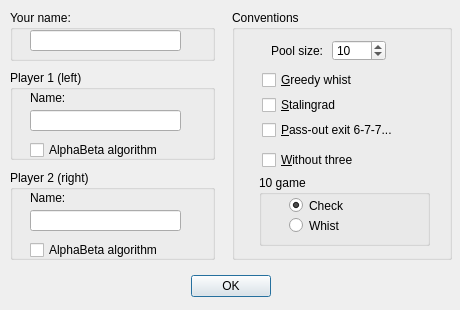
Above: src/ui/newgameform.ui from infsega/bbpref before the change. Below: the same form after it.
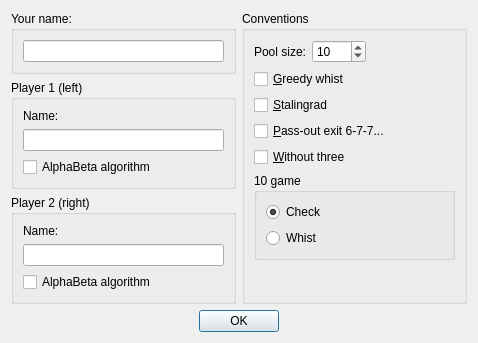
That is the form after the change. Icons and pictures are not drawn.

Commit message: Added layout to forms

What changed in the file:
```diff
--- a/src/ui/newgameform.ui
+++ b/src/ui/newgameform.ui
@@ -9,28 +9,16 @@
    <rect>
     <x>0</x>
     <y>0</y>
-    <width>460</width>
-    <height>310</height>
+    <width>478</width>
+    <height>340</height>
    </rect>
   </property>
   <property name="sizePolicy">
-   <sizepolicy hsizetype="Fixed" vsizetype="Fixed">
+   <sizepolicy hsizetype="Preferred" vsizetype="Preferred">
     <horstretch>0</horstretch>
     <verstretch>0</verstretch>
    </sizepolicy>
   </property>
-  <property name="minimumSize">
-   <size>
-    <width>460</width>
-    <height>310</height>
-   </size>
-  </property>
-  <property name="maximumSize">
-   <size>
-    <width>460</width>
-    <height>310</height>
-   </size>
-  </property>
   <property name="acceptDrops">
    <bool>false</bool>
   </property>
@@ -47,354 +35,316 @@
   <property name="modal">
    <bool>true</bool>
   </property>
-  <widget class="QDialogButtonBox" name="buttonBox">
-   <property name="geometry">
-    <rect>
-     <x>10</x>
-     <y>270</y>
-     <width>441</width>
-     <height>32</height>
-    </rect>
-   </property>
-   <property name="orientation">
-    <enum>Qt::Horizontal</enum>
-   </property>
-   <property name="standardButtons">
-    <set>QDialogButtonBox::Ok</set>
-   </property>
-   <property name="centerButtons">
-    <bool>true</bool>
-   </property>
-  </widget>
-  <widget class="QGroupBox" name="groupBox">
-   <property name="geometry">
-    <rect>
-     <x>10</x>
-     <y>70</y>
-     <width>205</width>
-     <height>90</height>
-    </rect>
-   </property>
-   <property name="title">
-    <string>Player 1 (left)</string>
-   </property>
-   <widget class="QCheckBox" name="cbAlphaBeta1">
-    <property name="geometry">
-     <rect>
-      <x>20</x>
-      <y>70</y>
-      <width>181</width>
-      <height>20</height>
-     </rect>
-    </property>
-    <property name="toolTip">
-     <string>Increase difficulty</string>
-    </property>
-    <property name="text">
-     <string>AlphaBeta algorithm</string>
-    </property>
-   </widget>
-   <widget class="QLabel" name="label">
-    <property name="geometry">
-     <rect>
-      <x>20</x>
-      <y>20</y>
-      <width>52</width>
-      <height>15</height>
-     </rect>
-    </property>
-    <property name="text">
-     <string>Name:</string>
-    </property>
-   </widget>
-   <widget class="QLineEdit" name="leName1">
-    <property name="geometry">
-     <rect>
-      <x>20</x>
-      <y>40</y>
-      <width>151</width>
-      <height>21</height>
-     </rect>
-    </property>
-    <property name="toolTip">
-     <string>Name of opponent (for chart)</string>
-    </property>
-   </widget>
-  </widget>
-  <widget class="QGroupBox" name="groupBox_2">
-   <property name="geometry">
-    <rect>
-     <x>232</x>
-     <y>10</y>
-     <width>220</width>
-     <height>250</height>
-    </rect>
-   </property>
-   <property name="title">
-    <string>Conventions</string>
-   </property>
-   <widget class="QCheckBox" name="cbStalin">
-    <property name="geometry">
-     <rect>
-      <x>30</x>
-      <y>85</y>
-      <width>171</width>
-      <height>20</height>
-     </rect>
-    </property>
-    <property name="sizePolicy">
-     <sizepolicy hsizetype="Maximum" vsizetype="Fixed">
-      <horstretch>0</horstretch>
-      <verstretch>0</verstretch>
-     </sizepolicy>
-    </property>
-    <property name="toolTip">
-     <string>In six of spades game all opponents must whist</string>
-    </property>
-    <property name="text">
-     <string>&amp;Stalingrad</string>
-    </property>
-   </widget>
-   <widget class="QGroupBox" name="groupBox_3">
-    <property name="geometry">
-     <rect>
-      <x>27</x>
-      <y>165</y>
-      <width>171</width>
-      <height>71</height>
-     </rect>
-    </property>
-    <property name="title">
-     <string>10 game</string>
-    </property>
-    <widget class="QRadioButton" name="rbTenCheck">
-     <property name="geometry">
-      <rect>
-       <x>30</x>
-       <y>20</y>
-       <width>121</width>
-       <height>21</height>
-      </rect>
+  <layout class="QGridLayout" name="gridLayout">
+   <item row="0" column="0">
+    <widget class="QGroupBox" name="groupBox_5">
+     <property name="sizePolicy">
+      <sizepolicy hsizetype="MinimumExpanding" vsizetype="Preferred">
+       <horstretch>0</horstretch>
+       <verstretch>0</verstretch>
+      </sizepolicy>
      </property>
+     <property name="title">
+      <string>Your name:</string>
+     </property>
+     <layout class="QVBoxLayout" name="verticalLayout">
+      <item>
+       <widget class="QLineEdit" name="leHumanName">
+        <property name="toolTip">
+         <string>Your name (to display in chart)</string>
+        </property>
+       </widget>
+      </item>
+     </layout>
+    </widget>
+   </item>
+   <item row="0" column="1" rowspan="3">
+    <widget class="QGroupBox" name="groupBox_2">
      <property name="sizePolicy">
-      <sizepolicy hsizetype="Maximum" vsizetype="Fixed">
+      <sizepolicy hsizetype="MinimumExpanding" vsizetype="Preferred">
        <horstretch>0</horstretch>
        <verstretch>0</verstretch>
       </sizepolicy>
      </property>
-     <property name="text">
-      <string>Check</string>
+     <property name="title">
+      <string>Conventions</string>
      </property>
-     <property name="checked">
+     <layout class="QVBoxLayout" name="verticalLayout_5">
+      <item>
+       <layout class="QHBoxLayout" name="horizontalLayout">
+        <property name="topMargin">
+         <number>0</number>
+        </property>
+        <item>
+         <widget class="QLabel" name="lbGame">
+          <property name="text">
+           <string>Pool size:</string>
+          </property>
+          <property name="textFormat">
+           <enum>Qt::PlainText</enum>
+          </property>
+          <property name="alignment">
+           <set>Qt::AlignRight|Qt::AlignTrailing|Qt::AlignVCenter</set>
+          </property>
+         </widget>
+        </item>
+        <item>
+         <widget class="QSpinBox" name="sbGame">
+          <property name="sizePolicy">
+           <sizepolicy hsizetype="Preferred" vsizetype="Fixed">
+            <horstretch>0</horstretch>
+            <verstretch>0</verstretch>
+           </sizepolicy>
+          </property>
+          <property name="toolTip">
+           <string>When all players reach this score in pool the game ends</string>
+          </property>
+          <property name="minimum">
+           <number>4</number>
+          </property>
+          <property name="maximum">
+           <number>1000</number>
+          </property>
+          <property name="value">
+           <number>10</number>
+          </property>
+         </widget>
+        </item>
+        <item>
+         <spacer name="horizontalSpacer">
+          <property name="orientation">
+           <enum>Qt::Horizontal</enum>
+          </property>
+          <property name="sizeHint" stdset="0">
+           <size>
+            <width>40</width>
+            <height>20</height>
+           </size>
+          </property>
+         </spacer>
+        </item>
+       </layout>
+      </item>
+      <item>
+       <widget class="QCheckBox" name="cbGreedy">
+        <property name="sizePolicy">
+         <sizepolicy hsizetype="Maximum" vsizetype="Fixed">
+          <horstretch>0</horstretch>
+          <verstretch>0</verstretch>
+         </sizepolicy>
+        </property>
+        <property name="text">
+         <string>&amp;Greedy whist</string>
+        </property>
+       </widget>
+      </item>
+      <item>
+       <widget class="QCheckBox" name="cbStalin">
+        <property name="sizePolicy">
+         <sizepolicy hsizetype="Maximum" vsizetype="Fixed">
+          <horstretch>0</horstretch>
+          <verstretch>0</verstretch>
+         </sizepolicy>
+        </property>
+        <property name="toolTip">
+         <string>In six of spades game all opponents must whist</string>
+        </property>
+        <property name="text">
+         <string>&amp;Stalingrad</string>
+        </property>
+       </widget>
+      </item>
+      <item>
+       <widget class="QCheckBox" name="cbAggPass">
+        <property name="sizePolicy">
+         <sizepolicy hsizetype="Maximum" vsizetype="Fixed">
+          <horstretch>0</horstretch>
+          <verstretch>0</verstretch>
+         </sizepolicy>
+        </property>
+        <property name="text">
+         <string>&amp;Pass-out exit 6-7-7...</string>
+        </property>
+       </widget>
+      </item>
+      <item>
+       <widget class="QCheckBox" name="cbWithoutThree">
+        <property name="sizePolicy">
+         <sizepolicy hsizetype="Maximum" vsizetype="Fixed">
+          <horstretch>0</horstretch>
+          <verstretch>0</verstretch>
+         </sizepolicy>
+        </property>
+        <property name="toolTip">
+         <string>Cancel game with penalty of three untaken tricks. No whists are written</string>
+        </property>
+        <property name="text">
+         <string>&amp;Without three</string>
+        </property>
+       </widget>
+      </item>
+      <item>
+       <widget class="QGroupBox" name="groupBox_3">
+        <property name="title">
+         <string>10 game</string>
+        </property>
+        <layout class="QVBoxLayout" name="verticalLayout_4">
+         <item>
+          <widget class="QRadioButton" name="rbTenCheck">
+           <property name="sizePolicy">
+            <sizepolicy hsizetype="Maximum" vsizetype="Fixed">
+             <horstretch>0</horstretch>
+             <verstretch>0</verstretch>
+            </sizepolicy>
+           </property>
+           <property name="text">
+            <string>Check</string>
+           </property>
+           <property name="checked">
+            <bool>true</bool>
+           </property>
+          </widget>
+         </item>
+         <item>
+          <widget class="QRadioButton" name="rbTenWhist">
+           <property name="sizePolicy">
+            <sizepolicy hsizetype="Maximum" vsizetype="Fixed">
+             <horstretch>0</horstretch>
+             <verstretch>0</verstretch>
+            </sizepolicy>
+           </property>
+           <property name="toolTip">
+            <string>In 10 game whister must take at least one trick</string>
+           </property>
+           <property name="text">
+            <string>Whist</string>
+           </property>
+          </widget>
+         </item>
+        </layout>
+       </widget>
+      </item>
+      <item>
+       <spacer name="verticalSpacer">
+        <property name="orientation">
+         <enum>Qt::Vertical</enum>
+        </property>
+        <property name="sizeHint" stdset="0">
+         <size>
+          <width>20</width>
+          <height>40</height>
+         </size>
+        </property>
+       </spacer>
+      </item>
+     </layout>
+    </widget>
+   </item>
+   <item row="1" column="0">
+    <widget class="QGroupBox" name="groupBox">
+     <property name="sizePolicy">
+      <sizepolicy hsizetype="MinimumExpanding" vsizetype="Preferred">
+       <horstretch>0</horstretch>
+       <verstretch>0</verstretch>
+      </sizepolicy>
+     </property>
+     <property name="title">
+      <string>Player 1 (left)</string>
+     </property>
+     <layout class="QVBoxLayout" name="verticalLayout_2">
+      <item>
+       <widget class="QLabel" name="label">
+        <property name="text">
+         <string>Name:</string>
+        </property>
+       </widget>
+      </item>
+      <item>
+       <widget class="QLineEdit" name="leName1">
+        <property name="toolTip">
+         <string>Name of opponent (for chart)</string>
+        </property>
+       </widget>
+      </item>
+      <item>
+       <widget class="QCheckBox" name="cbAlphaBeta1">
+        <property name="toolTip">
+         <string>Increase difficulty</string>
+        </property>
+        <property name="text">
+         <string>AlphaBeta algorithm</string>
+        </property>
+       </widget>
+      </item>
+     </layout>
+    </widget>
+   </item>
+   <item row="2" column="0">
+    <widget class="QGroupBox" name="groupBox_4">
+     <property name="sizePolicy">
+      <sizepolicy hsizetype="MinimumExpanding" vsizetype="Preferred">
+       <horstretch>0</horstretch>
+       <verstretch>0</verstretch>
+      </sizepolicy>
+     </property>
+     <property name="title">
+      <string>Player 2 (right)</string>
+     </property>
+     <layout class="QVBoxLayout" name="verticalLayout_3">
+      <item>
+       <widget class="QLabel" name="label_2">
+        <property name="text">
+         <string>Name:</string>
+        </property>
+       </widget>
+      </item>
+      <item>
+       <widget class="QLineEdit" name="leName2">
+        <property name="toolTip">
+         <string>Name of opponent (for chart)</string>
+        </property>
+       </widget>
+      </item>
+      <item>
+       <widget class="QCheckBox" name="cbAlphaBeta2">
+        <property name="toolTip">
+         <string>Increase difficulty</string>
+        </property>
+        <property name="text">
+         <string>AlphaBeta algorithm</string>
+        </property>
+       </widget>
+      </item>
+     </layout>
+    </widget>
+   </item>
+   <item row="4" column="0" colspan="2">
+    <widget class="QDialogButtonBox" name="buttonBox">
+     <property name="orientation">
+      <enum>Qt::Horizontal</enum>
+     </property>
+     <property name="standardButtons">
+      <set>QDialogButtonBox::Ok</set>
+     </property>
+     <property name="centerButtons">
       <bool>true</bool>
      </property>
     </widget>
-    <widget class="QRadioButton" name="rbTenWhist">
-     <property name="geometry">
-      <rect>
-       <x>30</x>
-       <y>40</y>
-       <width>121</width>
-       <height>21</height>
-      </rect>
+   </item>
+   <item row="3" column="0">
+    <spacer name="verticalSpacer_2">
+     <property name="orientation">
+      <enum>Qt::Vertical</enum>
      </property>
-     <property name="sizePolicy">
-      <sizepolicy hsizetype="Maximum" vsizetype="Fixed">
-       <horstretch>0</horstretch>
-       <verstretch>0</verstretch>
-      </sizepolicy>
+     <property name="sizeHint" stdset="0">
+      <size>
+       <width>20</width>
+       <height>40</height>
+      </size>
      </property>
-     <property name="toolTip">
-      <string>In 10 game whister must take at least one trick</string>
-     </property>
-     <property name="text">
-      <string>Whist</string>
-     </property>
-    </widget>
-   </widget>
-   <widget class="QLabel" name="lbGame">
-    <property name="geometry">
-     <rect>
-      <x>10</x>
-      <y>31</y>
-      <width>81</width>
-      <height>20</height>
-     </rect>
-    </property>
-    <property name="text">
-     <string>Pool size:</string>
-    </property>
-    <property name="textFormat">
-     <enum>Qt::PlainText</enum>
-    </property>
-    <property name="alignment">
-     <set>Qt::AlignRight|Qt::AlignTrailing|Qt::AlignVCenter</set>
-    </property>
-   </widget>
-   <widget class="QCheckBox" name="cbGreedy">
-    <property name="geometry">
-     <rect>
-      <x>30</x>
-      <y>60</y>
-      <width>171</width>
-      <height>20</height>
-     </rect>
-    </property>
-    <property name="sizePolicy">
-     <sizepolicy hsizetype="Maximum" vsizetype="Fixed">
-      <horstretch>0</horstretch>
-      <verstretch>0</verstretch>
-     </sizepolicy>
-    </property>
-    <property name="text">
-     <string>&amp;Greedy whist</string>
-    </property>
-   </widget>
-   <widget class="QCheckBox" name="cbAggPass">
-    <property name="geometry">
-     <rect>
-      <x>30</x>
-      <y>110</y>
-      <width>181</width>
-      <height>20</height>
-     </rect>
-    </property>
-    <property name="sizePolicy">
-     <sizepolicy hsizetype="Maximum" vsizetype="Fixed">
-      <horstretch>0</horstretch>
-      <verstretch>0</verstretch>
-     </sizepolicy>
-    </property>
-    <property name="text">
-     <string>&amp;Pass-out exit 6-7-7...</string>
-    </property>
-   </widget>
-   <widget class="QSpinBox" name="sbGame">
-    <property name="geometry">
-     <rect>
-      <x>100</x>
-      <y>30</y>
-      <width>54</width>
-      <height>21</height>
-     </rect>
-    </property>
-    <property name="toolTip">
-     <string>When all players reach this score in pool the game ends</string>
-    </property>
-    <property name="minimum">
-     <number>4</number>
-    </property>
-    <property name="maximum">
-     <number>1000</number>
-    </property>
-    <property name="value">
-     <number>10</number>
-    </property>
-   </widget>
-   <widget class="QCheckBox" name="cbWithoutThree">
-    <property name="geometry">
-     <rect>
-      <x>30</x>
-      <y>140</y>
-      <width>171</width>
-      <height>20</height>
-     </rect>
-    </property>
-    <property name="sizePolicy">
-     <sizepolicy hsizetype="Maximum" vsizetype="Fixed">
-      <horstretch>0</horstretch>
-      <verstretch>0</verstretch>
-     </sizepolicy>
-    </property>
-    <property name="toolTip">
-     <string>Cancel game with penalty of three untaken tricks. No whists are written</string>
-    </property>
-    <property name="text">
-     <string>&amp;Without three</string>
-    </property>
-   </widget>
-  </widget>
-  <widget class="QGroupBox" name="groupBox_4">
-   <property name="geometry">
-    <rect>
-     <x>10</x>
-     <y>170</y>
-     <width>205</width>
-     <height>90</height>
-    </rect>
-   </property>
-   <property name="title">
-    <string>Player 2 (right)</string>
-   </property>
-   <widget class="QCheckBox" name="cbAlphaBeta2">
-    <property name="geometry">
-     <rect>
-      <x>20</x>
-      <y>70</y>
-      <width>181</width>
-      <height>20</height>
-     </rect>
-    </property>
-    <property name="toolTip">
-     <string>Increase difficulty</string>
-    </property>
-    <property name="text">
-     <string>AlphaBeta algorithm</string>
-    </property>
-   </widget>
-   <widget class="QLabel" name="label_2">
-    <property name="geometry">
-     <rect>
-      <x>20</x>
-      <y>20</y>
-      <width>52</width>
-      <height>15</height>
-     </rect>
-    </property>
-    <property name="text">
-     <string>Name:</string>
-    </property>
-   </widget>
-   <widget class="QLineEdit" name="leName2">
-    <property name="geometry">
-     <rect>
-      <x>20</x>
-      <y>40</y>
-      <width>151</width>
-      <height>21</height>
-     </rect>
-    </property>
-    <property name="toolTip">
-     <string>Name of opponent (for chart)</string>
-    </property>
-   </widget>
-  </widget>
-  <widget class="QGroupBox" name="groupBox_5">
-   <property name="geometry">
-    <rect>
-     <x>10</x>
-     <y>10</y>
-     <width>205</width>
-     <height>51</height>
-    </rect>
-   </property>
-   <property name="title">
-    <string>Your name:</string>
-   </property>
-   <widget class="QLineEdit" name="leHumanName">
-    <property name="geometry">
-     <rect>
-      <x>20</x>
-      <y>20</y>
-      <width>151</width>
-      <height>21</height>
-     </rect>
-    </property>
-    <property name="toolTip">
-     <string>Your name (to display in chart)</string>
-    </property>
-   </widget>
-  </widget>
+    </spacer>
+   </item>
+  </layout>
  </widget>
  <resources/>
  <connections>
```
The commit also changes 1 other file.
